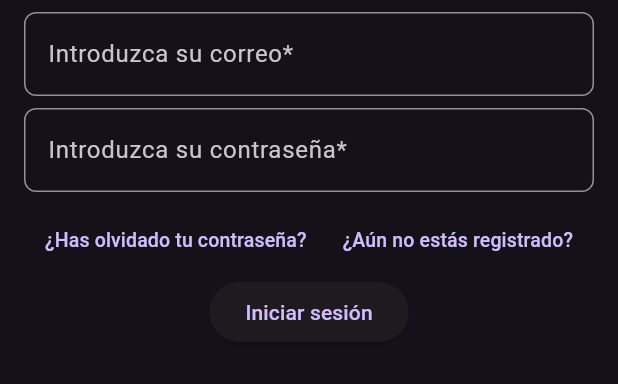
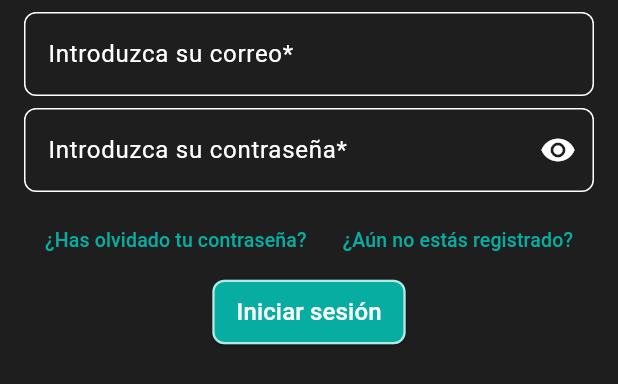
Before and after one commit to Serter998/CarSeek, a Flutter app: the LoginScreen widget shown alone on an empty page, opened directly, on a phone screen of 412 x 824 dp. Shown: the top 384 px of the screen. Run offline on Flutter 3.47's test engine with Material 3 defaults, Android fonts, the light colour scheme and no system bars; our stand-ins replace dartz, flutter_bloc, flutter_dotenv, get_it, supabase_flutter; accounts and stored records are empty.

Commit message:
Añadido tema personalizado, modificado la interfaz de registro y login, y añadido widget para mostrar/ocultar contraseña

```diff
--- /dev/null
+++ b/lib/core/themes/app_theme.dart
@@ -0,0 +1,44 @@
+import 'package:flutter/material.dart';
+
+const Color _customColor = Color.fromARGB(245, 7, 179, 167);
+const List<Color> _colorThemes = [
+  _customColor,
+  Color.fromRGBO(52, 73, 94, 1),
+  Color.fromRGBO(231, 76, 60, 1),
+  Color.fromRGBO(46, 204, 113, 1),
+  Color.fromRGBO(241, 196, 15, 1),
+  Color.fromRGBO(155, 89, 182, 1),
+  Color.fromRGBO(52, 152, 219, 1),
+  Color.fromRGBO(230, 126, 34, 1),
+  Color.fromRGBO(39, 174, 96, 1),
+];
+
+class AppTheme {
+  final int selectedColor;
+
+  AppTheme({this.selectedColor = 0})
+      : assert(
+  selectedColor >= 0 && selectedColor <= _colorThemes.length - 1,
+  'El índice de colores debe estar entre 0 y ${_colorThemes.length - 1}',
+  );
+
+  ThemeData theme() {
+    final Color primaryColor = _colorThemes[selectedColor];
+
+    return ThemeData(
+      useMaterial3: true,
+      colorScheme: ColorScheme(
+        brightness: Brightness.dark,
+        primary: primaryColor,
+        onPrimary: Colors.white,
+        secondary: primaryColor,
+        onSecondary: Colors.white,
+        error: Colors.redAccent,
+        onError: Colors.white,
+        surface: const Color(0xFF1E1E1E),
+        onSurface: Colors.white,
+        surfaceContainerHighest: const Color(0xFF121212),
+      ),
+    );
+  }
+}
--- a/lib/features/auth/presentation/screens/login_screen.dart
+++ b/lib/features/auth/presentation/screens/login_screen.dart
@@ -2,6 +2,7 @@ import 'package:car_seek/features/auth/presentation/blocs/auth_bloc.dart';
 import 'package:car_seek/features/auth/presentation/widgets/action_button.dart';
 import 'package:car_seek/features/auth/presentation/widgets/redirect_text_button.dart';
 import 'package:car_seek/features/auth/presentation/widgets/text_fields.dart';
+import 'package:car_seek/features/auth/presentation/widgets/password_input_text.dart';
 import 'package:flutter/material.dart';
 import 'package:flutter_bloc/flutter_bloc.dart';
 
@@ -16,14 +17,19 @@ class LoginScreen extends StatelessWidget {
         crossAxisAlignment: CrossAxisAlignment.center,
         children: [
           InputText(isPassword: false, placeholder: "Introduzca su correo*"),
-          InputText(isPassword: true, placeholder: "Introduzca su contraseña*"),
-          Row(mainAxisAlignment: MainAxisAlignment.center,
+          PasswordInputText(placeholder: "Introduzca su contraseña*"),
+          Row(
+            mainAxisAlignment: MainAxisAlignment.center,
             children: [
-            RedirectTextButton(function: null, text: "¿Has olvidado tu contraseña?"),
-            RedirectTextButton(function: () {
-              context.read<AuthBloc>().add(OnNavigateToRegisterEvent());
-            }, text: "¿Aún no estás registrado?"),
-          ],),
+              RedirectTextButton(function: null, text: "¿Has olvidado tu contraseña?"),
+              RedirectTextButton(
+                function: () {
+                  context.read<AuthBloc>().add(OnNavigateToRegisterEvent());
+                },
+                text: "¿Aún no estás registrado?",
+              ),
+            ],
+          ),
           ActionButton(function: null, text: "Iniciar sesión"),
         ],
       ),
--- a/lib/features/auth/presentation/screens/register_screen.dart
+++ b/lib/features/auth/presentation/screens/register_screen.dart
@@ -1,5 +1,6 @@
 import 'package:car_seek/features/auth/presentation/blocs/auth_bloc.dart';
 import 'package:car_seek/features/auth/presentation/widgets/action_button.dart';
+import 'package:car_seek/features/auth/presentation/widgets/password_input_text.dart';
 import 'package:car_seek/features/auth/presentation/widgets/redirect_text_button.dart';
 import 'package:car_seek/features/auth/presentation/widgets/text_fields.dart';
 import 'package:flutter/material.dart';
@@ -20,8 +21,8 @@ class RegisterScreen extends StatelessWidget {
             const SizedBox(height: 20),
             InputText(isPassword: false, placeholder: "Introduzca su nombre*"),
             InputText(isPassword: false, placeholder: "Introduzca su correo*"),
-            InputText(isPassword: true, placeholder: "Introduzca su contraseña*"),
-            InputText(isPassword: true, placeholder: "Confirmar contraseña*"),
+            PasswordInputText(placeholder:"Introduzca su contraseña*"),
+            PasswordInputText(placeholder:"Confirmar contraseña*"),
             InputText(isPassword: false, placeholder: "Teléfono (opcional)"),
             InputText(isPassword: false, placeholder: "Ubicación (opcional)"),
             const SizedBox(height: 20),
--- a/lib/features/auth/presentation/widgets/action_button.dart
+++ b/lib/features/auth/presentation/widgets/action_button.dart
@@ -15,7 +15,19 @@ class _ActionButtonState extends State<ActionButton> {
   Widget build(BuildContext context) {
     return ElevatedButton(
       onPressed: widget.function ?? () {},
-      child: Text(widget.text),
+      style: ElevatedButton.styleFrom(
+        backgroundColor: Theme.of(context).colorScheme.primary,
+        foregroundColor: Colors.white,
+        padding: const EdgeInsets.symmetric(vertical: 10, horizontal: 16),
+        shape: RoundedRectangleBorder(
+          borderRadius: BorderRadius.circular(8),
+          side: BorderSide(
+            color: Color.fromARGB(180, 255, 255, 255),
+            width: 1.5,
+          ),
+        ),
+      ),
+      child: Text(widget.text, style: const TextStyle(fontSize: 16)),
     );
   }
 }
--- /dev/null
+++ b/lib/features/auth/presentation/widgets/password_input_text.dart
@@ -0,0 +1,38 @@
+import 'package:flutter/material.dart';
+
+class PasswordInputText extends StatefulWidget {
+  final String placeholder;
+
+  const PasswordInputText({super.key, required this.placeholder});
+
+  @override
+  State<PasswordInputText> createState() => _PasswordInputTextState();
+}
+
+class _PasswordInputTextState extends State<PasswordInputText> {
+  bool _isPasswordVisible = false;
+
+  @override
+  Widget build(BuildContext context) {
+    return Padding(
+      padding: const EdgeInsets.only(bottom: 8, right: 8, left: 8),
+      child: TextField(
+        obscureText: !_isPasswordVisible,
+        decoration: InputDecoration(
+          hintText: widget.placeholder,
+          border: OutlineInputBorder(borderRadius: BorderRadius.circular(8)),
+          suffixIcon: IconButton(
+            icon: Icon(
+              _isPasswordVisible ? Icons.visibility_off : Icons.visibility,
+            ),
+            onPressed: () {
+              setState(() {
+                _isPasswordVisible = !_isPasswordVisible;
+              });
+            },
+          ),
+        ),
+      ),
+    );
+  }
+}
--- a/lib/main.dart
+++ b/lib/main.dart
@@ -1,3 +1,4 @@
+import 'package:car_seek/core/themes/app_theme.dart';
 import 'package:car_seek/di.dart';
 import 'package:car_seek/features/auth/presentation/blocs/auth_bloc.dart';
 import 'package:car_seek/features/auth/presentation/screens/auth_screen.dart';
@@ -31,7 +32,7 @@ class MyApp extends StatelessWidget {
       ],
       child: MaterialApp(
         debugShowCheckedModeBanner: false,
-        theme: ThemeData.dark(),//Modo oscuro
+        theme: AppTheme(selectedColor: 0).theme(),
         title: "CarSeek",
         home: AuthScreen(),
       ),
```
